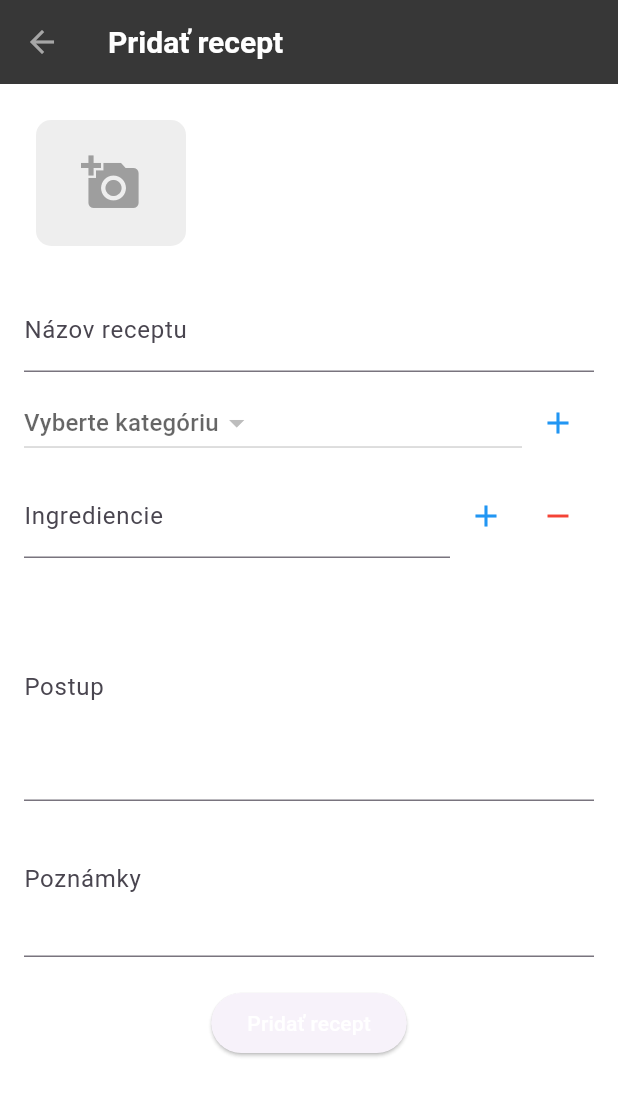
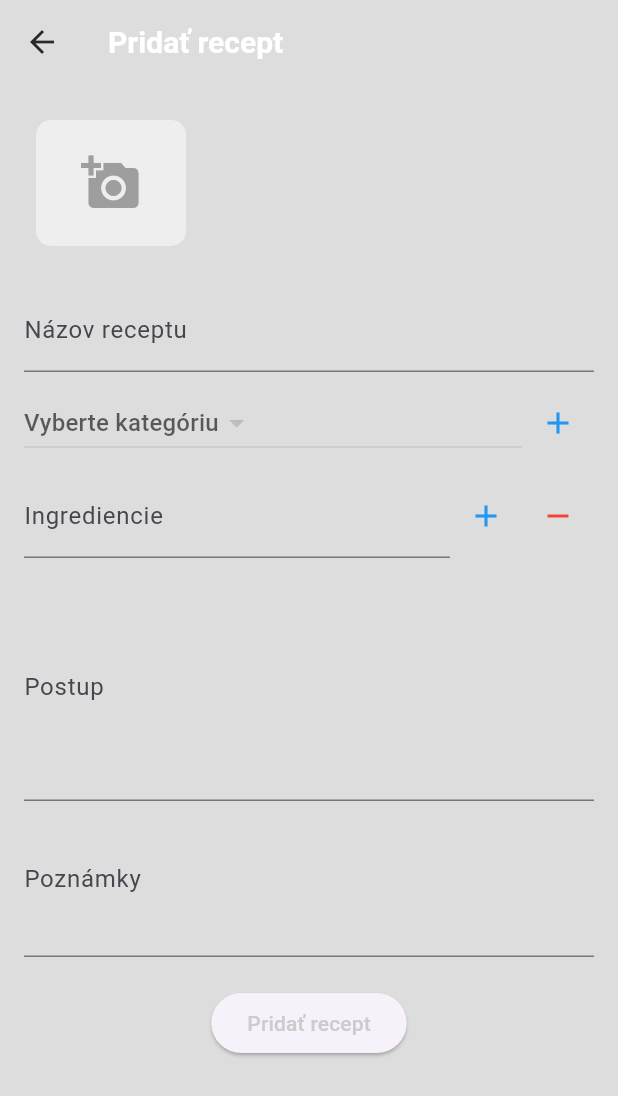
Before and after one commit to Pvarh/flutter_app, a Flutter app: the screen it shows after launch, after a tap on the "add" icon, on a phone screen of 412 x 824 dp. Shown: the top 1096 px of the screen. Run offline on Flutter 3.47's test engine with Material 3 defaults, Android fonts, the light colour scheme and no system bars; our stand-ins replace image_picker, sqflite; accounts and stored records are empty.

Commit message:
update 4

```diff
--- a/lib/main.dart
+++ b/lib/main.dart
@@ -2,6 +2,7 @@ import 'package:flutter/material.dart';
 import 'package:provider/provider.dart';
 import 'providers/recept_provider.dart';
 import 'screens/home_screen.dart';
+import 'dart:ui'; // Import for ImageFilter
 
 void main() {
   runApp(
@@ -25,14 +26,15 @@ class MyApp extends StatelessWidget {
       theme: ThemeData(
         // Customize the theme
         colorScheme: ThemeData().colorScheme.copyWith(
-              primary: const Color.fromARGB(255, 255, 255, 255), // Primary color
+              primary: const Color.fromARGB(255, 204, 204, 204), // Primary color
               secondary: const Color.fromARGB(255, 233, 118, 11), // Accent color
-              surface: const Color.fromARGB(210, 255, 255, 255), // Surface color
-              onSurface: const Color.fromARGB(255, 166, 166, 166), // Text color on surface
+              surface: const Color.fromARGB(210, 214, 214, 214), // Surface color
+              onSurface: const Color.fromARGB(255, 43, 40, 40), // Text color on surface
             ),
         // Add more theme customizations if needed
         appBarTheme: const AppBarTheme(
-          backgroundColor: Color.fromARGB(200, 0, 0, 0), // AppBar background color
+          backgroundColor: Colors.transparent, // Make AppBar background transparent
+          elevation: 0, // Remove shadow
           titleTextStyle: TextStyle(
             color: Colors.white, // AppBar title text color
             fontSize: 20,
--- a/lib/screens/home_screen.dart
+++ b/lib/screens/home_screen.dart
@@ -34,7 +34,7 @@ class _HomeScreenState extends State<HomeScreen> {
           BottomNavigationBarItem(icon: Icon(Icons.add), label: 'Pridať recept'),
         ],
         currentIndex: _selectedIndex,
-        selectedItemColor: const Color.fromARGB(255, 161, 244, 144),backgroundColor: Color.fromARGB(179, 0, 0, 0),
+        selectedItemColor: const Color.fromARGB(255, 161, 244, 144),backgroundColor: Color.fromARGB(228, 0, 0, 0),
         onTap: _onItemTapped,
       ),
     );
--- a/lib/screens/moje_recepty.dart
+++ b/lib/screens/moje_recepty.dart
@@ -4,6 +4,7 @@ import '../providers/recept_provider.dart';
 import 'detail_receptu.dart';
 import 'pridat_recept.dart';
 import 'dart:io';
+import 'dart:ui'; // Import for ImageFilter
 
 class MojeRecepty extends StatefulWidget {
   const MojeRecepty({super.key});
@@ -34,6 +35,16 @@ class _MojeReceptyState extends State<MojeRecepty> {
     return Scaffold(
       appBar: AppBar(
         title: const Text('Moje Recepty'),
+        backgroundColor: const Color.fromARGB(255, 0, 0, 0), // Make AppBar background transparent
+        elevation: 0, // Remove shadow
+        flexibleSpace: ClipRect(
+          child: BackdropFilter(
+            filter: ImageFilter.blur(sigmaX: 20, sigmaY: 20), // Adjust blur intensity
+            child: Container(
+              color: const Color.fromARGB(255, 34, 34, 34).withOpacity(0.5), // Semi-transparent overlay
+            ),
+          ),
+        ),
         actions: [
           IconButton(
             icon: const Icon(Icons.search),
@@ -55,7 +66,37 @@ class _MojeReceptyState extends State<MojeRecepty> {
           ),
         ],
       ),
-      body: Column(
+      body: Stack(
+        children: [
+          // Neon Glow Effect (placed just below the AppBar)
+          Positioned(
+            top: 0, // Position the glow at the top of the body
+            left: 0,
+            right: 0,
+            child: Container(
+              height: 5, // Height of the glow effect
+              decoration: BoxDecoration(
+                boxShadow: [
+                  BoxShadow(
+                    color: const Color.fromARGB(255, 1, 135, 245).withOpacity(0.5), // Neon glow color
+                    blurRadius: 20, // Spread of the glow
+                    spreadRadius: 10, // How far the glow extends
+                  ),
+                ],
+                gradient: LinearGradient(
+                  colors: [
+                    Colors.blue.withOpacity(0.5),
+                    Colors.transparent,
+                  ],
+                  begin: Alignment.topCenter,
+                  end: Alignment.bottomCenter,
+                ),
+              ),
+            ),
+          ),
+
+          // Your existing body content
+          Column(
             children: [
               if (_isSearchVisible)
                 Padding(
@@ -125,6 +166,8 @@ class _MojeReceptyState extends State<MojeRecepty> {
                 ),
               ),
               Expanded(child: _buildReceptyList(receptProvider)),
+            ],
+          ),
         ],
       ),
     );
--- a/pubspec.yaml
+++ b/pubspec.yaml
@@ -60,6 +60,8 @@ flutter:
   # included with your application, so that you can use the icons in
   # the material Icons class.
   uses-material-design: true
+  assets:
+    - lib/assets/images/1.png
 
   # To add assets to your application, add an assets section, like this:
   # assets:
```
Also changed, not shown: lib/assets/1.png (deleted), lib/assets/images/1.png (added). Lines whose indentation alone changed are shown as unchanged.
